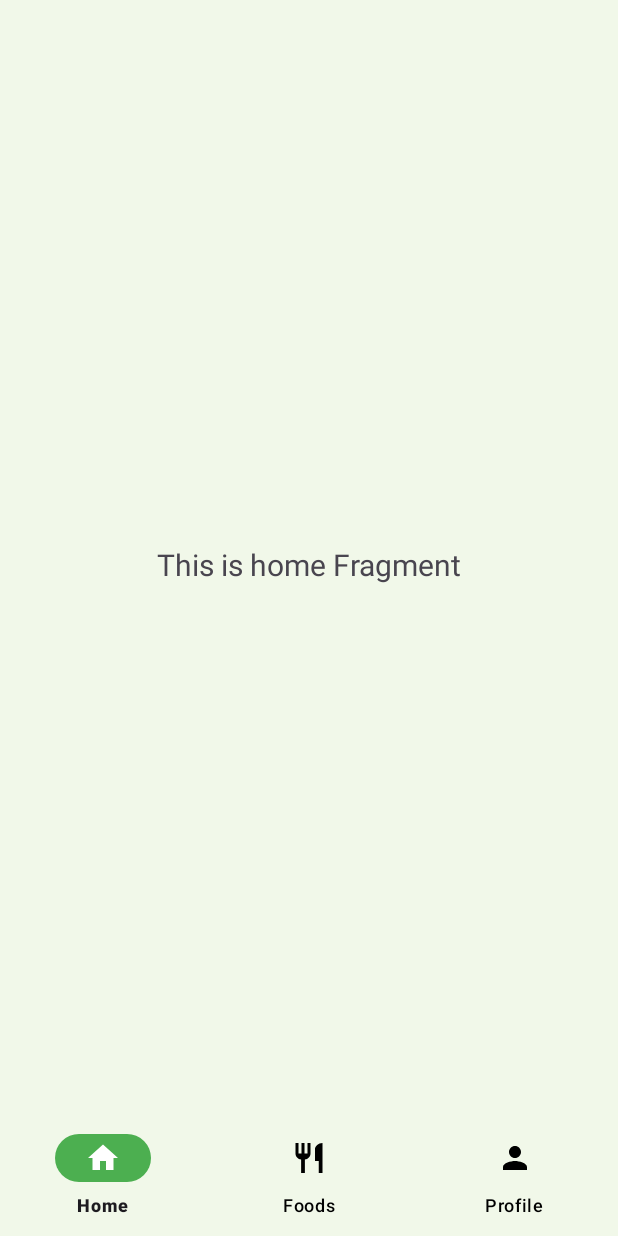
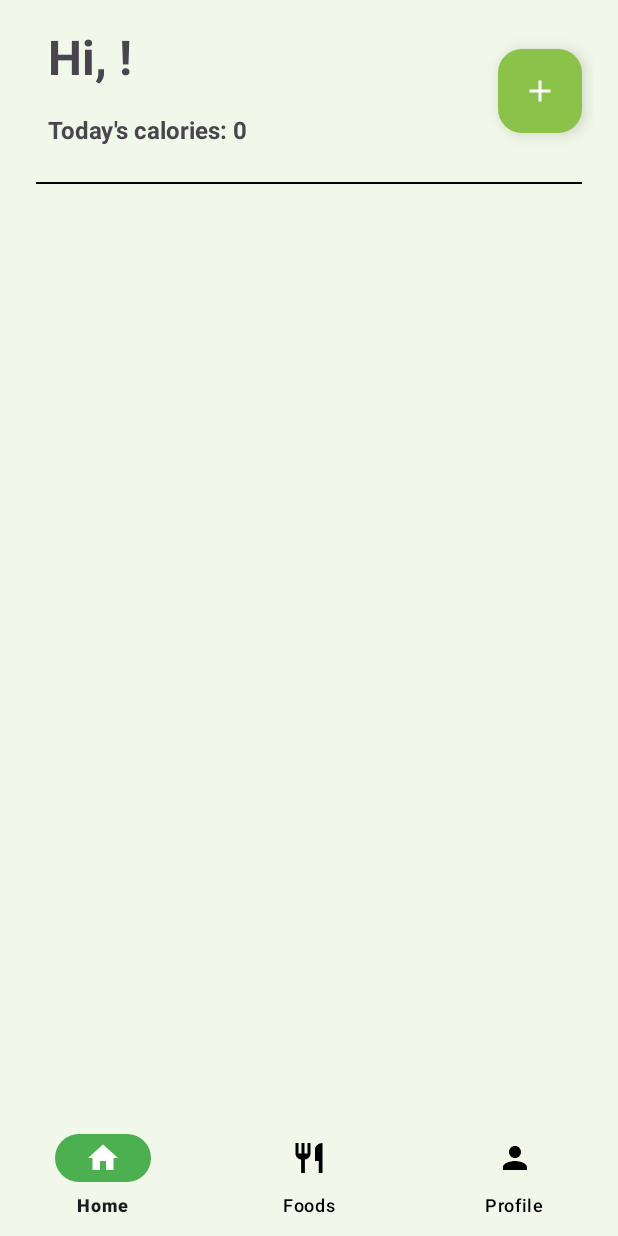
Before and after one commit to quitsv/FreshFuel, an Android app: the HomeFragment screen opened directly, with no data from a screen before it, on a phone screen of 412 x 824 dp. Run offline under Robolectric (Android 15) with nearby library versions, the phone set to English and light mode, and no system bars; our stand-ins replace navigation-ui; 1 statement that could not run was skipped.

Commit message:
home screen layout

```diff
--- a/Mobile_Development/app/src/main/java/com/bangkit/freshfuel/data/repository/RecipeRepository.kt
+++ b/Mobile_Development/app/src/main/java/com/bangkit/freshfuel/data/repository/RecipeRepository.kt
@@ -8,6 +8,12 @@ import com.bangkit.freshfuel.data.remote.api.ApiService
 import com.bangkit.freshfuel.model.response.Data
 
 class RecipeRepository(private val preference: UserPreference, private val apiService: ApiService) {
+
+    suspend fun getProgress(): LiveData<Result<String>> = liveData {
+
+    }
+
+    fun getUser() = preference.getUser()
 
     suspend fun getRecipeDetail(name: String): LiveData<Result<Data>> = liveData {
         try {
--- a/Mobile_Development/app/src/main/java/com/bangkit/freshfuel/utils/RecipeViewModelFactory.kt
+++ b/Mobile_Development/app/src/main/java/com/bangkit/freshfuel/utils/RecipeViewModelFactory.kt
@@ -6,6 +6,7 @@ import androidx.lifecycle.ViewModelProvider
 import com.bangkit.freshfuel.data.repository.RecipeRepository
 import com.bangkit.freshfuel.di.Injection
 import com.bangkit.freshfuel.view.detail.DetailViewModel
+import com.bangkit.freshfuel.view.main.ui.home.HomeViewModel
 import com.bangkit.freshfuel.view.main.ui.recipe.RecipeViewModel
 
 class RecipeViewModelFactory private constructor(private val repository: RecipeRepository) :
@@ -14,6 +15,9 @@ class RecipeViewModelFactory private constructor(private val repository: RecipeR
     @Suppress("UNCHECKED_CAST")
     override fun <T : ViewModel> create(modelClass: Class<T>): T {
         return when {
+            modelClass.isAssignableFrom(HomeViewModel::class.java) -> {
+                HomeViewModel(repository) as T
+            }
             modelClass.isAssignableFrom(RecipeViewModel::class.java) -> {
                 RecipeViewModel(repository) as T
             }
--- /dev/null
+++ b/Mobile_Development/app/src/main/java/com/bangkit/freshfuel/utils/adapter/ProgressAdapter.kt
@@ -0,0 +1,4 @@
+package com.bangkit.freshfuel.utils.adapter
+
+class ProgressAdapter {
+}
--- a/Mobile_Development/app/src/main/java/com/bangkit/freshfuel/view/main/ui/home/HomeFragment.kt
+++ b/Mobile_Development/app/src/main/java/com/bangkit/freshfuel/view/main/ui/home/HomeFragment.kt
@@ -4,10 +4,13 @@ import android.os.Bundle
 import android.view.LayoutInflater
 import android.view.View
 import android.view.ViewGroup
-import android.widget.TextView
 import androidx.fragment.app.Fragment
-import androidx.lifecycle.ViewModelProvider
+import androidx.fragment.app.viewModels
+import androidx.recyclerview.widget.RecyclerView
+import com.bangkit.freshfuel.R
 import com.bangkit.freshfuel.databinding.FragmentHomeBinding
+import com.bangkit.freshfuel.utils.RecipeViewModelFactory
+import com.bangkit.freshfuel.utils.adapter.ProgressAdapter
 
 class HomeFragment : Fragment() {
 
@@ -16,23 +19,35 @@ class HomeFragment : Fragment() {
     // This property is only valid between onCreateView and
     // onDestroyView.
     private val binding get() = _binding!!
+    private val viewModel: HomeViewModel by viewModels {
+        RecipeViewModelFactory.getInstance(requireActivity())
+    }
+    private lateinit var recyclerView: RecyclerView
+    private lateinit var adapter: ProgressAdapter
 
     override fun onCreateView(
         inflater: LayoutInflater,
         container: ViewGroup?,
         savedInstanceState: Bundle?
     ): View {
-        val homeViewModel =
-            ViewModelProvider(this).get(HomeViewModel::class.java)
-
         _binding = FragmentHomeBinding.inflate(inflater, container, false)
         val root: View = binding.root
 
-        val textView: TextView = binding.textHome
-        homeViewModel.text.observe(viewLifecycleOwner) {
-            textView.text = it
+        setupRecyclerView()
+        setupViewModel()
+
+        return root
+    }
+
+    private fun setupViewModel() {
+        viewModel.userData.let { data ->
+            binding.greetings.text = getString(R.string.greetings, data.dataUser?.name)
         }
-        return root
+    }
+
+    private fun setupRecyclerView() {
+        recyclerView = binding.menuRecyclerView
+        recyclerView.setHasFixedSize(true)
     }
 
     override fun onDestroyView() {
--- a/Mobile_Development/app/src/main/java/com/bangkit/freshfuel/view/main/ui/home/HomeViewModel.kt
+++ b/Mobile_Development/app/src/main/java/com/bangkit/freshfuel/view/main/ui/home/HomeViewModel.kt
@@ -1,13 +1,11 @@
 package com.bangkit.freshfuel.view.main.ui.home
 
-import androidx.lifecycle.LiveData
-import androidx.lifecycle.MutableLiveData
 import androidx.lifecycle.ViewModel
+import com.bangkit.freshfuel.data.repository.RecipeRepository
 
-class HomeViewModel : ViewModel() {
+class HomeViewModel(private val repository: RecipeRepository) : ViewModel() {
 
-    private val _text = MutableLiveData<String>().apply {
-        value = "This is home Fragment"
-    }
-    val text: LiveData<String> = _text
+    val userData = repository.getUser()
+
+    suspend fun getCurrentProgress(date: String) = repository.getProgress()
 }
--- /dev/null
+++ b/Mobile_Development/app/src/main/res/drawable/ic_add.xml
@@ -0,0 +1,5 @@
+<vector android:height="24dp" android:tint="#000000"
+    android:viewportHeight="24" android:viewportWidth="24"
+    android:width="24dp" xmlns:android="http://schemas.android.com/apk/res/android">
+    <path android:fillColor="@android:color/white" android:pathData="M19,13h-6v6h-2v-6H5v-2h6V5h2v6h6v2z"/>
+</vector>
--- /dev/null
+++ b/Mobile_Development/app/src/main/res/drawable/ic_check.xml
@@ -0,0 +1,5 @@
+<vector android:height="24dp" android:tint="#000000"
+    android:viewportHeight="24" android:viewportWidth="24"
+    android:width="24dp" xmlns:android="http://schemas.android.com/apk/res/android">
+    <path android:fillColor="@android:color/white" android:pathData="M12,2C6.48,2 2,6.48 2,12s4.48,10 10,10 10,-4.48 10,-10S17.52,2 12,2zM10,17l-5,-5 1.41,-1.41L10,14.17l7.59,-7.59L19,8l-9,9z"/>
+</vector>
--- /dev/null
+++ b/Mobile_Development/app/src/main/res/drawable/ic_history.xml
@@ -0,0 +1,5 @@
+<vector android:height="24dp" android:tint="#000000"
+    android:viewportHeight="24" android:viewportWidth="24"
+    android:width="24dp" xmlns:android="http://schemas.android.com/apk/res/android">
+    <path android:fillColor="@android:color/white" android:pathData="M13,3c-4.97,0 -9,4.03 -9,9L1,12l3.89,3.89 0.07,0.14L9,12L6,12c0,-3.87 3.13,-7 7,-7s7,3.13 7,7 -3.13,7 -7,7c-1.93,0 -3.68,-0.79 -4.94,-2.06l-1.42,1.42C8.27,19.99 10.51,21 13,21c4.97,0 9,-4.03 9,-9s-4.03,-9 -9,-9zM12,8v5l4.28,2.54 0.72,-1.21 -3.5,-2.08L13.5,8L12,8z"/>
+</vector>
--- /dev/null
+++ b/Mobile_Development/app/src/main/res/drawable/round_outline.xml
@@ -0,0 +1,5 @@
+<?xml version="1.0" encoding="utf-8"?>
+<shape xmlns:android="http://schemas.android.com/apk/res/android"
+    android:shape="rectangle">
+    <corners android:radius="16dp" />
+</shape>
--- a/Mobile_Development/app/src/main/res/layout/fragment_home.xml
+++ b/Mobile_Development/app/src/main/res/layout/fragment_home.xml
@@ -4,19 +4,71 @@
     xmlns:tools="http://schemas.android.com/tools"
     android:layout_width="match_parent"
     android:layout_height="match_parent"
+    android:paddingHorizontal="16dp"
     tools:context=".view.main.ui.home.HomeFragment">
 
     <TextView
-        android:id="@+id/text_home"
+        android:id="@+id/greetings"
+        android:layout_width="0dp"
+        android:layout_height="wrap_content"
+        android:layout_margin="16dp"
+        android:maxLines="1"
+        android:text="@string/greetings"
+        android:textSize="32sp"
+        android:textStyle="bold"
+        app:layout_constraintBottom_toTopOf="@id/caloriesCount"
+        app:layout_constraintEnd_toStartOf="@+id/addFood"
+        app:layout_constraintStart_toStartOf="parent"
+        app:layout_constraintTop_toTopOf="parent" />
+
+    <TextView
+        android:id="@+id/caloriesCount"
+        android:layout_width="0dp"
+        android:layout_height="wrap_content"
+        android:layout_marginHorizontal="16dp"
+        android:layout_marginBottom="16dp"
+        android:text="@string/calories_count"
+        android:textSize="16sp"
+        android:textStyle="bold"
+        app:layout_constraintBottom_toTopOf="@id/divider"
+        app:layout_constraintEnd_toStartOf="@+id/addFood"
+        app:layout_constraintStart_toStartOf="parent"
+        app:layout_constraintTop_toBottomOf="@id/greetings" />
+
+    <com.google.android.material.floatingactionbutton.FloatingActionButton
+        android:id="@+id/addFood"
+        android:layout_width="wrap_content"
+        android:layout_height="wrap_content"
+        android:layout_margin="8dp"
+        android:src="@drawable/ic_add"
+        app:tint="@color/onPrimary"
+        android:backgroundTint="@color/secondary"
+        android:contentDescription="@string/add_food"
+        app:layout_constraintBottom_toTopOf="@id/divider"
+        app:layout_constraintEnd_toEndOf="parent"
+        app:layout_constraintTop_toTopOf="parent" />
+
+    <View
+        android:id="@+id/divider"
         android:layout_width="match_parent"
-        android:layout_height="wrap_content"
-        android:layout_marginStart="8dp"
+        android:layout_height="1dp"
+        android:layout_margin="8dp"
+        android:background="@color/black"
+        app:layout_constraintBottom_toTopOf="@id/menuRecyclerView"
+        app:layout_constraintEnd_toEndOf="parent"
+        app:layout_constraintStart_toStartOf="parent"
+        app:layout_constraintTop_toBottomOf="@id/caloriesCount" />
+
+    <androidx.recyclerview.widget.RecyclerView
+        android:id="@+id/menuRecyclerView"
+        android:layout_width="match_parent"
+        android:layout_height="0dp"
         android:layout_marginTop="8dp"
-        android:layout_marginEnd="8dp"
-        android:textAlignment="center"
-        android:textSize="20sp"
+        android:layout_marginHorizontal="8dp"
         app:layout_constraintBottom_toBottomOf="parent"
         app:layout_constraintEnd_toEndOf="parent"
         app:layout_constraintStart_toStartOf="parent"
-        app:layout_constraintTop_toTopOf="parent" />
+        app:layout_constraintTop_toBottomOf="@id/divider"
+        tools:listitem="@layout/home_card" />
+
 </androidx.constraintlayout.widget.ConstraintLayout>
--- a/Mobile_Development/app/src/main/res/values-land/strings.xml
+++ b/Mobile_Development/app/src/main/res/values-land/strings.xml
@@ -17,4 +17,10 @@
     <string name="rating">rating</string>
     <string name="ingredients">ingredients</string>
     <string name="ingredient_image">ingredient image</string>
+    <string name="breakfast">breakfast</string>
+    <string name="lunch">lunch</string>
+    <string name="dinner">dinner</string>
+    <string name="greetings">Hi, %s!</string>
+    <string name="calories_count">Today calories: 0</string>
+    <string name="add_food">add new food</string>
 </resources>
--- a/Mobile_Development/app/src/main/res/values-night/strings.xml
+++ b/Mobile_Development/app/src/main/res/values-night/strings.xml
@@ -17,4 +17,10 @@
     <string name="rating">rating</string>
     <string name="ingredients">ingredients</string>
     <string name="ingredient_image">ingredient image</string>
+    <string name="breakfast">breakfast</string>
+    <string name="lunch">lunch</string>
+    <string name="dinner">dinner</string>
+    <string name="greetings">Hi, %s!</string>
+    <string name="calories_count">Today calories: 0</string>
+    <string name="add_food">add new food</string>
 </resources>
--- a/Mobile_Development/app/src/main/res/values-w1240dp/strings.xml
+++ b/Mobile_Development/app/src/main/res/values-w1240dp/strings.xml
@@ -17,4 +17,10 @@
     <string name="rating">rating</string>
     <string name="ingredients">ingredients</string>
     <string name="ingredient_image">ingredient image</string>
+    <string name="breakfast">breakfast</string>
+    <string name="lunch">lunch</string>
+    <string name="dinner">dinner</string>
+    <string name="greetings">Hi, %s!</string>
+    <string name="calories_count">Today calories: 0</string>
+    <string name="add_food">add new food</string>
 </resources>
--- a/Mobile_Development/app/src/main/res/values-w600dp/strings.xml
+++ b/Mobile_Development/app/src/main/res/values-w600dp/strings.xml
@@ -17,4 +17,10 @@
     <string name="rating">rating</string>
     <string name="ingredients">ingredients</string>
     <string name="ingredient_image">ingredient image</string>
+    <string name="breakfast">breakfast</string>
+    <string name="lunch">lunch</string>
+    <string name="dinner">dinner</string>
+    <string name="greetings">Hi, %s!</string>
+    <string name="calories_count">Today calories: 0</string>
+    <string name="add_food">add new food</string>
 </resources>
--- a/Mobile_Development/app/src/main/res/values/strings.xml
+++ b/Mobile_Development/app/src/main/res/values/strings.xml
@@ -78,4 +78,10 @@
     <string name="rating">rating</string>
     <string name="ingredients">ingredients</string>
     <string name="ingredient_image">ingredient image</string>
+    <string name="breakfast">breakfast</string>
+    <string name="lunch">lunch</string>
+    <string name="dinner">dinner</string>
+    <string name="greetings">Hi, %s!</string>
+    <string name="calories_count">Today\'s calories: 0</string>
+    <string name="add_food">add new food</string>
 </resources>
```
Also changed, not shown: Mobile_Development/app/src/main/java/com/bangkit/freshfuel/utils/Helper.kt (added, +11 -0 lines), Mobile_Development/app/src/main/res/layout/home_card.xml (added, +83 -0 lines), Mobile_Development/app/src/main/res/drawable/ic_breakfast.png (added), Mobile_Development/app/src/main/res/drawable/ic_dinner.png (added), Mobile_Development/app/src/main/res/drawable/ic_lunch.png (added).
